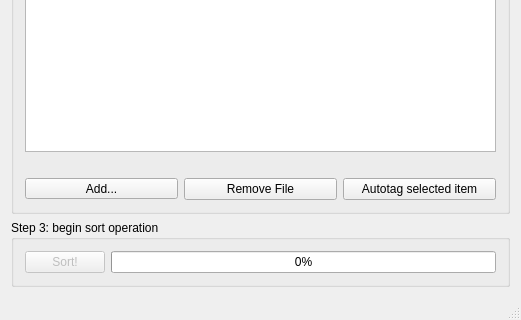
The window that mainwindow.ui (flxw/qtagsort) describes before a commit, drawn with Qt 5; both pictures show x 0 to 521 and y 259 to 579 of the 521 by 579 pixel window.
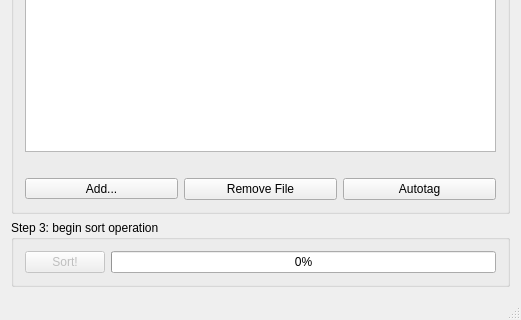
The same window after the commit.

Patch:
```diff
--- a/mainwindow.ui
+++ b/mainwindow.ui
@@ -190,7 +190,7 @@
           </sizepolicy>
          </property>
          <property name="text">
-          <string>Autotag selected item</string>
+          <string>Autotag</string>
          </property>
         </widget>
        </item>
```
Left out of the diff: 2 changed lines with no effect on the pictures.
